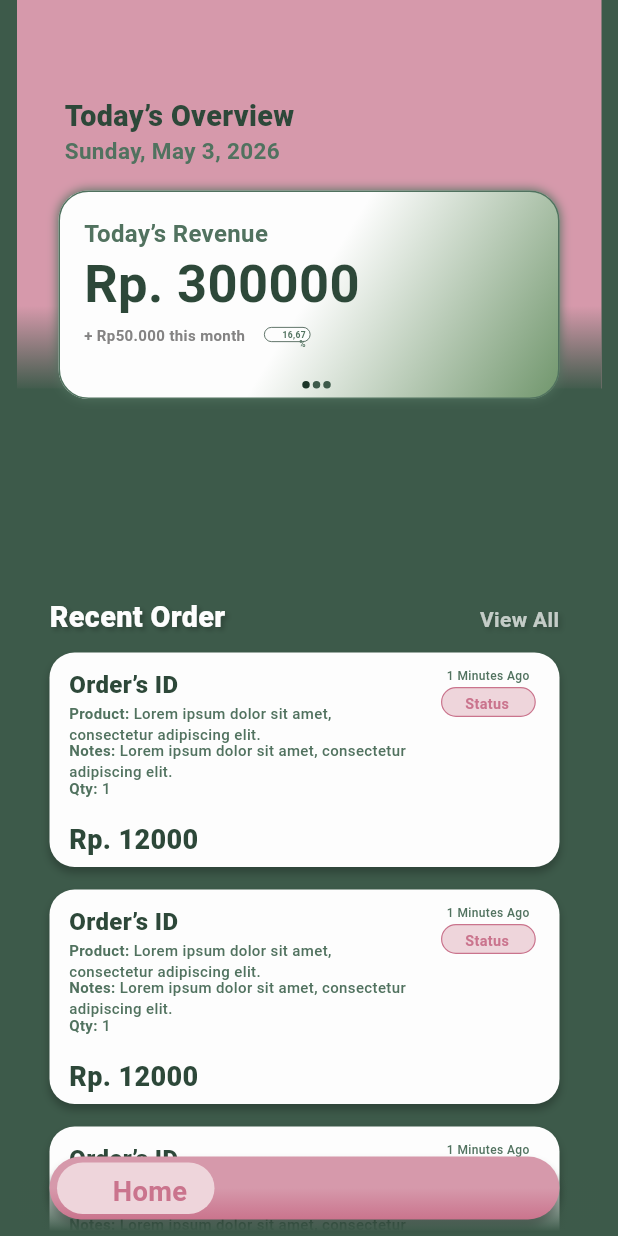
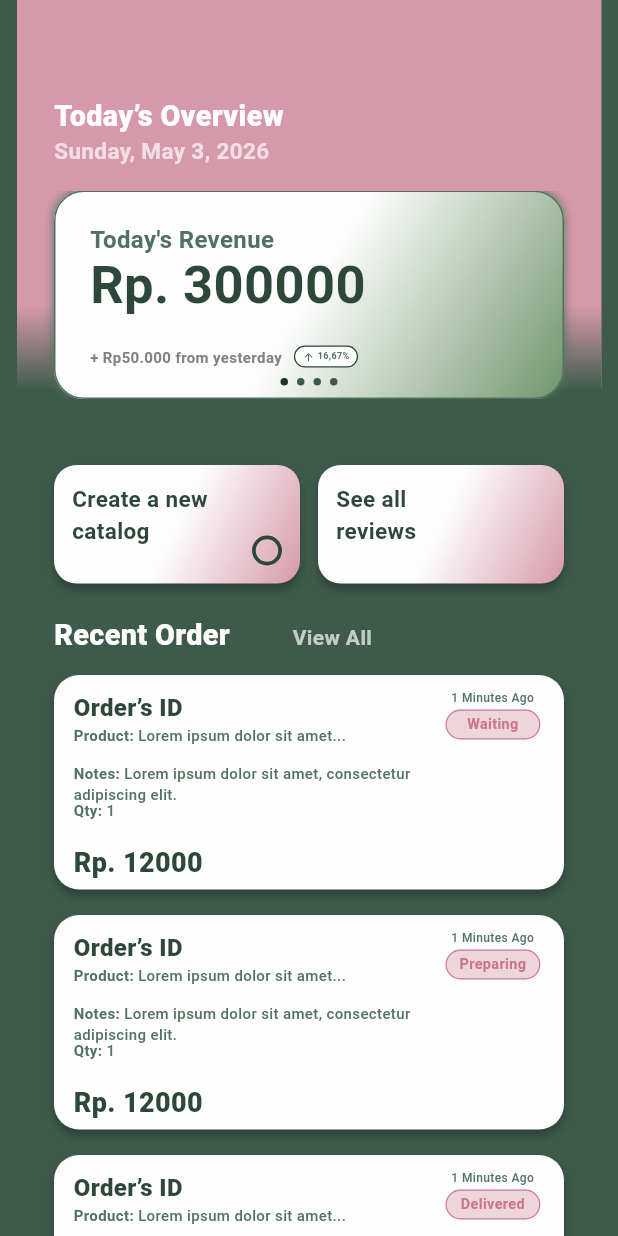
Before and after one commit to Ijaldisini/leafnloaff-mobile, a Flutter app: the AdminDashboardView screen opened directly, on a phone screen of 412 x 824 dp. Run offline on Flutter 3.47's test engine with Material 3 defaults, Android fonts, the phone set to English and light mode, and no system bars; our stand-ins replace flutter_dotenv, qr_flutter, supabase_flutter; missing offline and left inert: otp; accounts and stored records are empty; Roboto replaces fonts that are missing (Poppins).

Commit message:
fix carousel

```diff
--- /dev/null
+++ b/devtools_options.yaml
@@ -0,0 +1,3 @@
+description: This file stores settings for Dart & Flutter DevTools.
+documentation: https://docs.flutter.dev/tools/devtools/extensions#configure-extension-enablement-states
+extensions:
--- a/lib/views/admin/admin_dashboard_view.dart
+++ b/lib/views/admin/admin_dashboard_view.dart
@@ -1,7 +1,42 @@
 import 'package:flutter/material.dart';
 
-class AdminDashboardView extends StatelessWidget {
+class AdminDashboardView extends StatefulWidget {
   const AdminDashboardView({super.key});
+
+  @override
+  State<AdminDashboardView> createState() => _AdminDashboardViewState();
+}
+
+class _AdminDashboardViewState extends State<AdminDashboardView> {
+  final PageController _pageController = PageController();
+  int _currentPage = 0;
+
+  final List<Map<String, dynamic>> _dashboardStats = [
+    {
+      "title": "Today's Revenue",
+      "value": "Rp. 300000",
+      "subtitle": "+ Rp50.000 from yesterday",
+      "percent": "16,67%",
+    },
+    {
+      "title": "Today's Orders",
+      "value": "24 Orders",
+      "subtitle": "+ 4 orders from yesterday",
+      "percent": "20,0%",
+    },
+    {
+      "title": "New Customers",
+      "value": "8 Users",
+      "subtitle": "+ 2 users this week",
+      "percent": "33,3%",
+    },
+    {
+      "title": "Best Seller",
+      "value": "Chicken Teriyaki\nSandwich",
+      "subtitle": "12 sold today",
+      "percent": "33,3%",
+    },
+  ];
 
   @override
   Widget build(BuildContext context) {
@@ -11,11 +46,9 @@ class AdminDashboardView extends StatelessWidget {
         child: Center(
           child: Container(
             width: 390,
-            height: 844,
+            height: 1080,
             clipBehavior: Clip.antiAlias,
-            decoration: const BoxDecoration(
-              color: Color(0xFF3D5A4A)
-            ),
+            decoration: const BoxDecoration(color: Color(0xFF3D5A4A)),
             child: Stack(
               children: [
                 Positioned(
@@ -42,15 +75,16 @@ class AdminDashboardView extends StatelessWidget {
                     ),
                   ),
                 ),
+
                 const Positioned(
-                  left: 32,
+                  left: 25,
                   top: 67,
                   child: SizedBox(
                     width: 181,
                     child: Text(
                       'Today’s Overview',
                       style: TextStyle(
-                        color: Color(0xFF2D4839),
+                        color: Color(0xFFFDFDFD),
                         fontSize: 19.17,
                         fontFamily: 'Poppins',
                         fontWeight: FontWeight.w800,
@@ -59,13 +93,15 @@ class AdminDashboardView extends StatelessWidget {
                     ),
                   ),
                 ),
-                const Positioned(
-                  left: 32,
+                Positioned(
+                  left: 25,
                   top: 93,
-                  child: Text(
+                  child: Opacity(
+                    opacity: 0.70,
+                    child: const Text(
                       'Sunday, May 3, 2026',
                       style: TextStyle(
-                      color: Color(0xFF51725F),
+                        color: Color(0xFFFDFDFD),
                         fontSize: 15,
                         fontFamily: 'Poppins',
                         fontWeight: FontWeight.w600,
@@ -73,210 +109,53 @@ class AdminDashboardView extends StatelessWidget {
                       ),
                     ),
                   ),
+                ),
+
                 Positioned(
-                  left: 28,
+                  left: 0,
+                  right: 0,
                   top: 127,
-                  child: Container(
-                    width: 334,
                   height: 139,
-                    decoration: ShapeDecoration(
-                      gradient: const LinearGradient(
-                        begin: Alignment(0.00, 0.00),
-                        end: Alignment(0.89, 1.32),
-                        colors: [Color(0xFFFDFDFD), Color(0xFF73986F)],
-                      ),
-                      shape: RoundedRectangleBorder(
-                        side: const BorderSide(
-                          width: 1,
-                          color: Color(0xFF51725F),
-                        ),
-                        borderRadius: BorderRadius.circular(20),
-                      ),
-                      shadows: const [
-                        BoxShadow(
-                          color: Color(0xFF51725F),
-                          blurRadius: 5,
-                          offset: Offset(0, 0),
-                        ),
-                      ],
-                    ),
-                  ),
-                ),
-                Positioned(
-                  left: 165,
-                  top: 218,
-                  child: Container(
-                    width: 31,
-                    height: 10,
-                    decoration: ShapeDecoration(
-                      color: const Color(0xFFFDFDFD),
-                      shape: RoundedRectangleBorder(
-                        side: const BorderSide(
-                          width: 0.50,
-                          color: Color(0xFF2D4839),
-                        ),
-                        borderRadius: BorderRadius.circular(29.21),
-                      ),
-                    ),
-                  ),
-                ),
-                const Positioned(
-                  left: 174,
-                  top: 220,
-                  child: SizedBox(
-                    width: 19,
-                    child: Text(
-                      '16,67%',
-                      textAlign: TextAlign.right,
-                      style: TextStyle(
-                        color: Color(0xFF51725F),
-                        fontSize: 5.71,
-                        fontFamily: 'Poppins',
-                        fontWeight: FontWeight.w600,
-                        height: 1.10,
-                      ),
-                    ),
-                  ),
-                ),
-                const Positioned(
-                  left: 45,
-                  top: 147,
-                  child: SizedBox(
-                    width: 181,
-                    child: Text(
-                      'Today’s Revenue',
-                      style: TextStyle(
-                        color: Color(0xFF51725F),
-                        fontSize: 16,
-                        fontFamily: 'Poppins',
-                        fontWeight: FontWeight.w600,
-                        height: 1.10,
-                      ),
-                    ),
-                  ),
-                ),
-                const Positioned(
-                  left: 45,
-                  top: 218,
-                  child: SizedBox(
-                    width: 115,
-                    child: Text(
-                      '+ Rp50.000 this month',
-                      style: TextStyle(
-                        color: Color(0xFF848383),
-                        fontSize: 10,
-                        fontFamily: 'Poppins',
-                        fontWeight: FontWeight.w600,
-                        height: 1.10,
-                      ),
-                    ),
-                  ),
-                ),
-                const Positioned(
-                  left: 45,
-                  top: 170,
-                  child: SizedBox(
-                    width: 224,
-                    child: Text(
-                      'Rp. 300000',
-                      style: TextStyle(
-                        color: Color(0xFF2D4839),
-                        fontSize: 35,
-                        fontFamily: 'Poppins',
-                        fontWeight: FontWeight.w700,
-                        height: 1.10,
-                      ),
-                    ),
-                  ),
-                ),
-                Positioned(
-                  left: 204.50,
-                  top: 254,
-                  child: Container(
-                    width: 5,
-                    height: 5,
-                    decoration: const ShapeDecoration(
-                      color: Color(0xFF3D5A4A),
-                      shape: OvalBorder(),
-                    ),
-                  ),
-                ),
-                Positioned(
-                  left: 197.50,
-                  top: 254,
-                  child: Container(
-                    width: 5,
-                    height: 5,
-                    decoration: const ShapeDecoration(
-                      color: Color(0xFF3D5A4A),
-                      shape: OvalBorder(),
-                    ),
-                  ),
-                ),
-                Positioned(
-                  left: 190.50,
-                  top: 254,
-                  child: Container(
-                    width: 5,
-                    height: 5,
-                    decoration: const ShapeDecoration(
-                      color: Color(0xFF1C3628),
-                      shape: OvalBorder(),
-                    ),
+                  child: PageView.builder(
+                    controller: _pageController,
+                    onPageChanged: (index) {
+                      setState(() {
+                        _currentPage = index;
+                      });
+                    },
+                    itemCount: _dashboardStats.length,
+                    itemBuilder: (context, index) {
+                      final stat = _dashboardStats[index];
+                      return _buildTopCard(
+                        title: stat["title"],
+                        value: stat["value"],
+                        subtitle: stat["subtitle"],
+                        percent: stat["percent"],
+                      );
+                    },
                   ),
                 ),
 
-                _buildOrderCard(topPosition: 435),
-                _buildOrderCard(topPosition: 593),
-                _buildOrderCard(topPosition: 751),
-
                 Positioned(
-                  left: 22,
-                  top: 401,
-                  child: SizedBox(
-                    width: 181,
-                    child: Text(
-                      'Recent Order',
-                      style: TextStyle(
-                        color: const Color(0xFFFDFDFD),
-                        fontSize: 19.17,
-                        fontFamily: 'Poppins',
-                        fontWeight: FontWeight.w800,
-                        height: 1.10,
-                        shadows: [
-                          Shadow(
-                            offset: const Offset(2, 2),
-                            blurRadius: 4,
-                            color: const Color(0xFF000000).withValues(alpha: 0.25),
+                  left: 0,
+                  right: 0,
+                  top:
+                      252,
+                  child: Row(
+                    mainAxisAlignment: MainAxisAlignment.center,
+                    children: List.generate(
+                      _dashboardStats.length,
+                      (index) => Container(
+                        margin: const EdgeInsets.symmetric(horizontal: 3),
+                        width: 5,
+                        height: 5,
+                        decoration: BoxDecoration(
+                          shape: BoxShape.circle,
+                          color: _currentPage == index
+                              ? const Color(0xFF1C3628)
+                              : const Color(
+                                  0xFF3D5A4A,
                                 ),
-                        ],
-                      ),
-                    ),
-                  ),
-                ),
-                Positioned(
-                  left: 181,
-                  top: 406,
-                  child: SizedBox(
-                    width: 181,
-                    child: Opacity(
-                      opacity: 0.70,
-                      child: Text(
-                        'View All',
-                        textAlign: TextAlign.right,
-                        style: TextStyle(
-                          color: const Color(0xFFFDFDFD),
-                          fontSize: 14,
-                          fontFamily: 'Poppins',
-                          fontWeight: FontWeight.w600,
-                          height: 1.10,
-                          shadows: [
-                            Shadow(
-                              offset: const Offset(2, 2),
-                              blurRadius: 4,
-                              color: const Color(0xFF000000).withValues(alpha: 0.25),
-                            ),
-                          ],
                         ),
                       ),
                     ),
@@ -284,8 +163,60 @@ class AdminDashboardView extends StatelessWidget {
                 ),
 
                 Positioned(
+                  left: 25,
+                  top: 310,
+                  child: _buildActionButton(
+                    title: 'Create a new\ncatalog',
+                    showIcon: true,
+                  ),
+                ),
+                Positioned(
+                  left: 201,
+                  top: 310,
+                  child: _buildActionButton(
+                    title: 'See all\nreviews',
+                    showIcon: false,
+                  ),
+                ),
+
+                const Positioned(
+                  left: 25,
+                  top: 410,
+                  child: Text(
+                    'Recent Order',
+                    style: TextStyle(
+                      color: Color(0xFFFDFDFD),
+                      fontSize: 19.17,
+                      fontFamily: 'Poppins',
+                      fontWeight: FontWeight.w800,
+                    ),
+                  ),
+                ),
+                Positioned(
+                  left: 184,
+                  top: 415,
+                  child: Opacity(
+                    opacity: 0.70,
+                    child: const Text(
+                      'View All',
+                      textAlign: TextAlign.right,
+                      style: TextStyle(
+                        color: Color(0xFFFDFDFD),
+                        fontSize: 14,
+                        fontFamily: 'Poppins',
+                        fontWeight: FontWeight.w600,
+                      ),
+                    ),
+                  ),
+                ),
+
+                _buildOrderCard(topPosition: 450, status: "Waiting"),
+                _buildOrderCard(topPosition: 610, status: "Preparing"),
+                _buildOrderCard(topPosition: 770, status: "Delivered"),
+
+                Positioned(
                   left: -12,
-                  top: 717,
+                  top: 930,
                   child: Container(
                     width: 414,
                     height: 130,
@@ -299,8 +230,8 @@ class AdminDashboardView extends StatelessWidget {
                   ),
                 ),
                 Positioned(
-                  left: 22,
-                  top: 771,
+                  left: 25,
+                  top: 984,
                   child: Container(
                     width: 340,
                     height: 42,
@@ -324,8 +255,8 @@ class AdminDashboardView extends StatelessWidget {
                   ),
                 ),
                 Positioned(
-                  left: 27,
-                  top: 775,
+                  left: 30,
+                  top: 988,
                   child: Container(
                     width: 105,
                     height: 34.26,
@@ -338,10 +269,8 @@ class AdminDashboardView extends StatelessWidget {
                   ),
                 ),
                 const Positioned(
-                  left: 64.07,
-                  top: 784.75,
-                  child: SizedBox(
-                    width: 57.25,
+                  left: 67.07,
+                  top: 998,
                   child: Text(
                     'Home',
                     style: TextStyle(
@@ -349,8 +278,6 @@ class AdminDashboardView extends StatelessWidget {
                       fontSize: 18.22,
                       fontFamily: 'Poppins',
                       fontWeight: FontWeight.w700,
-                        height: 1.10,
-                      ),
                     ),
                   ),
                 ),
@@ -362,9 +289,182 @@ class AdminDashboardView extends StatelessWidget {
     );
   }
 
-  Widget _buildOrderCard({required double topPosition}) {
+  Widget _buildTopCard({
+    required String title,
+    required String value,
+    required String subtitle,
+    required String percent,
+  }) {
+    bool isLongText = value.contains('\n');
+
+    return Container(
+      margin: const EdgeInsets.symmetric(horizontal: 25),
+      decoration: ShapeDecoration(
+        gradient: const LinearGradient(
+          begin: Alignment(0.00, 0.00),
+          end: Alignment(0.89, 1.32),
+          colors: [Color(0xFFFDFDFD), Color(0xFF73986F)],
+        ),
+        shape: RoundedRectangleBorder(
+          side: const BorderSide(width: 1, color: Color(0xFF51725F)),
+          borderRadius: BorderRadius.circular(20),
+        ),
+        shadows: const [BoxShadow(color: Color(0xFF51725F), blurRadius: 5)],
+      ),
+      child: Stack(
+        children: [
+          Positioned(
+            left: 23,
+            top: 20,
+            child: Text(
+              title,
+              style: const TextStyle(
+                color: Color(0xFF51725F),
+                fontSize: 16,
+                fontFamily: 'Poppins',
+                fontWeight: FontWeight.w600,
+              ),
+            ),
+          ),
+          Positioned(
+            left: 23,
+            top: 43,
+            child: SizedBox(
+              width:
+                  290,
+              child: Text(
+                value,
+                maxLines: 2,
+                style: TextStyle(
+                  color: const Color(0xFF2D4839),
+                  fontSize: isLongText
+                      ? 23
+                      : 35,
+                  fontFamily: 'Poppins',
+                  fontWeight: FontWeight.w700,
+                  height: 1.1,
+                ),
+              ),
+            ),
+          ),
+          Positioned(
+            left: 23,
+            bottom: 20,
+            child: Row(
+              crossAxisAlignment: CrossAxisAlignment.center,
+              children: [
+                Text(
+                  subtitle,
+                  style: const TextStyle(
+                    color: Color(0xFF848383),
+                    fontSize: 10,
+                    fontFamily: 'Poppins',
+                    fontWeight: FontWeight.w600,
+                  ),
+                ),
+                const SizedBox(width: 8),
+                Container(
+                  padding: const EdgeInsets.symmetric(
+                    horizontal: 5,
+                    vertical: 2,
+                  ),
+                  decoration: ShapeDecoration(
+                    color: const Color(0xFFFDFDFD),
+                    shape: RoundedRectangleBorder(
+                      side: const BorderSide(
+                        width: 0.80,
+                        color: Color(0xFF2D4839),
+                      ),
+                      borderRadius: BorderRadius.circular(29.21),
+                    ),
+                  ),
+                  child: Row(
+                    children: [
+                      const Icon(
+                        Icons.arrow_upward,
+                        size: 8,
+                        color: Color(0xFF51725F),
+                      ),
+                      const SizedBox(width: 2),
+                      Text(
+                        percent,
+                        style: const TextStyle(
+                          color: Color(0xFF51725F),
+                          fontSize: 6,
+                          fontFamily: 'Poppins',
+                          fontWeight: FontWeight.w600,
+                        ),
+                      ),
+                    ],
+                  ),
+                ),
+              ],
+            ),
+          ),
+        ],
+      ),
+    );
+  }
+
+  Widget _buildActionButton({required String title, required bool showIcon}) {
+    return Container(
+      width: 164,
+      height: 79,
+      decoration: ShapeDecoration(
+        gradient: const LinearGradient(
+          begin: Alignment(1.00, 1.00),
+          end: Alignment(0.00, 0.00),
+          colors: [Color(0xFFD699AB), Color(0xFFFDFDFD)],
+        ),
+        shape: RoundedRectangleBorder(borderRadius: BorderRadius.circular(15)),
+        shadows: const [
+          BoxShadow(
+            color: Color(0x3F000000),
+            blurRadius: 4,
+            offset: Offset(0, 4),
+          ),
+        ],
+      ),
+      child: Stack(
+        children: [
+          Positioned(
+            left: 12,
+            top: 12,
+            child: Text(
+              title,
+              style: const TextStyle(
+                color: Color(0xFF2D4839),
+                fontSize: 15,
+                fontFamily: 'Poppins',
+                fontWeight: FontWeight.w700,
+              ),
+            ),
+          ),
+          if (showIcon)
+            Positioned(
+              right: 12,
+              bottom: 12,
+              child: Container(
+                width: 20,
+                height: 20,
+                decoration: const ShapeDecoration(
+                  shape: OvalBorder(
+                    side: BorderSide(width: 2.5, color: Color(0xFF2D4839)),
+                  ),
+                ),
+              ),
+            ),
+        ],
+      ),
+    );
+  }
+
+  Widget _buildOrderCard({
+    required double topPosition,
+    required String status,
+  }) {
     return Positioned(
-      left: 22,
+      left: 25,
       top: topPosition,
       child: Container(
         width: 340,
@@ -477,8 +577,7 @@ class AdminDashboardView extends StatelessWidget {
                         ),
                       ),
                       TextSpan(
-                        text:
-                            ' Lorem ipsum dolor sit amet, consectetur adipiscing elit.',
+                        text: ' Lorem ipsum dolor sit amet...',
                         style: TextStyle(
                           color: Color(0xFF51725F),
                           fontSize: 10,
@@ -538,19 +637,17 @@ class AdminDashboardView extends StatelessWidget {
                     borderRadius: BorderRadius.circular(19.92),
                   ),
                 ),
-              ),
-            ),
-            const Positioned(
-              left: 277,
-              top: 27.80,
+                child: Center(
                   child: Text(
-                'Status',
+                    status,
                     textAlign: TextAlign.center,
-                style: TextStyle(
+                    style: const TextStyle(
                       color: Color(0xFFCA748D),
                       fontSize: 9.60,
                       fontFamily: 'Poppins',
                       fontWeight: FontWeight.w600,
+                    ),
+                  ),
                 ),
               ),
             ),
```
Lines whose indentation alone changed are shown as unchanged.
